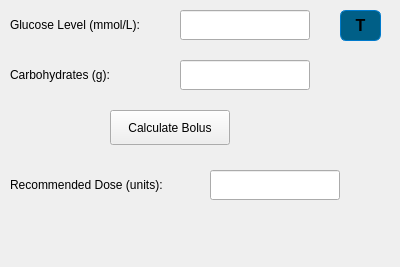
The window that code/boluscalculator.ui (xHWAHx/InsulinPumpSimulator-Group35) describes before a commit, drawn with Qt 5.
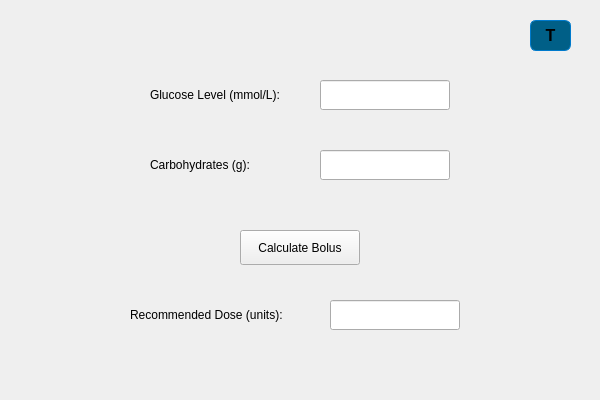
The same window after the commit.

The edit to the form file:
```diff
--- a/code/boluscalculator.ui
+++ b/code/boluscalculator.ui
@@ -6,8 +6,8 @@
    <rect>
     <x>0</x>
     <y>0</y>
-    <width>400</width>
-    <height>267</height>
+    <width>600</width>
+    <height>400</height>
    </rect>
   </property>
   <property name="windowTitle">
@@ -16,8 +16,8 @@
   <widget class="QLineEdit" name="inputCarbs">
    <property name="geometry">
     <rect>
-     <x>180</x>
-     <y>60</y>
+     <x>320</x>
+     <y>150</y>
      <width>130</width>
      <height>30</height>
     </rect>
@@ -26,8 +26,8 @@
   <widget class="QLineEdit" name="inputGlucose">
    <property name="geometry">
     <rect>
-     <x>180</x>
-     <y>10</y>
+     <x>320</x>
+     <y>80</y>
      <width>130</width>
      <height>30</height>
     </rect>
@@ -36,8 +36,8 @@
   <widget class="QLabel" name="labelResult">
    <property name="geometry">
     <rect>
-     <x>10</x>
-     <y>170</y>
+     <x>130</x>
+     <y>300</y>
      <width>191</width>
      <height>30</height>
     </rect>
@@ -49,8 +49,8 @@
   <widget class="QPushButton" name="btnCalculate">
    <property name="geometry">
     <rect>
-     <x>110</x>
-     <y>110</y>
+     <x>240</x>
+     <y>230</y>
      <width>120</width>
      <height>35</height>
     </rect>
@@ -62,8 +62,8 @@
   <widget class="QPushButton" name="logoButton">
    <property name="geometry">
     <rect>
-     <x>340</x>
-     <y>10</y>
+     <x>530</x>
+     <y>20</y>
      <width>41</width>
      <height>31</height>
     </rect>
@@ -96,8 +96,8 @@
   <widget class="QLabel" name="labelCarbs">
    <property name="geometry">
     <rect>
-     <x>10</x>
-     <y>60</y>
+     <x>150</x>
+     <y>150</y>
      <width>150</width>
      <height>30</height>
     </rect>
@@ -109,8 +109,8 @@
   <widget class="QLineEdit" name="outputResult">
    <property name="geometry">
     <rect>
-     <x>210</x>
-     <y>170</y>
+     <x>330</x>
+     <y>300</y>
      <width>130</width>
      <height>30</height>
     </rect>
@@ -122,8 +122,8 @@
   <widget class="QLabel" name="labelGlucose">
    <property name="geometry">
     <rect>
-     <x>10</x>
-     <y>10</y>
+     <x>150</x>
+     <y>80</y>
      <width>150</width>
      <height>30</height>
     </rect>
```
